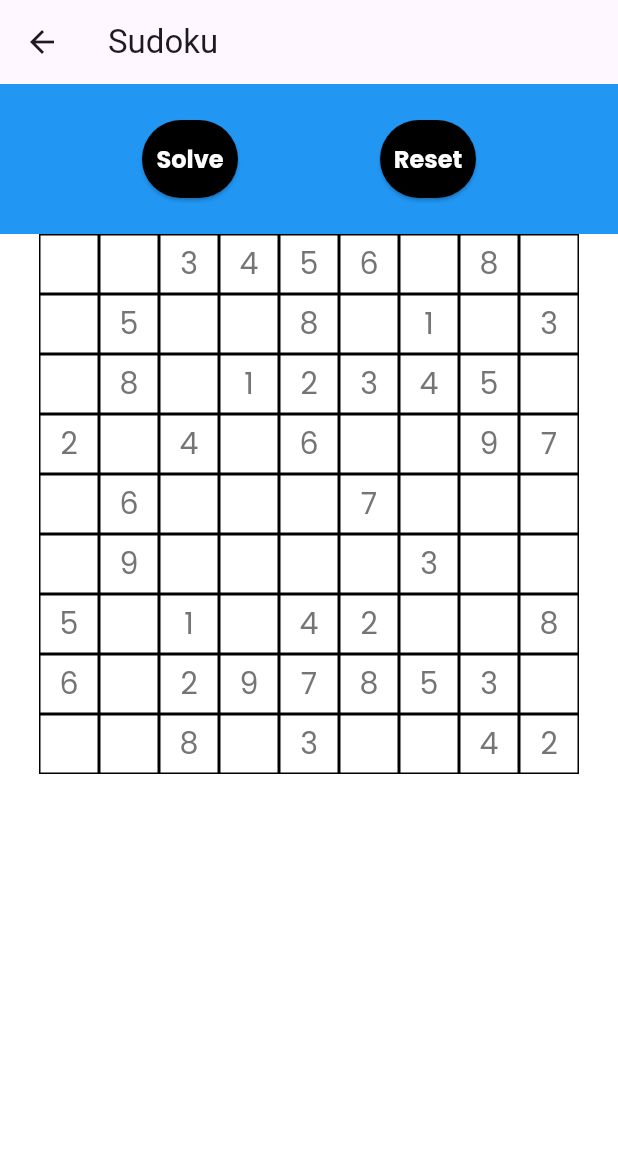
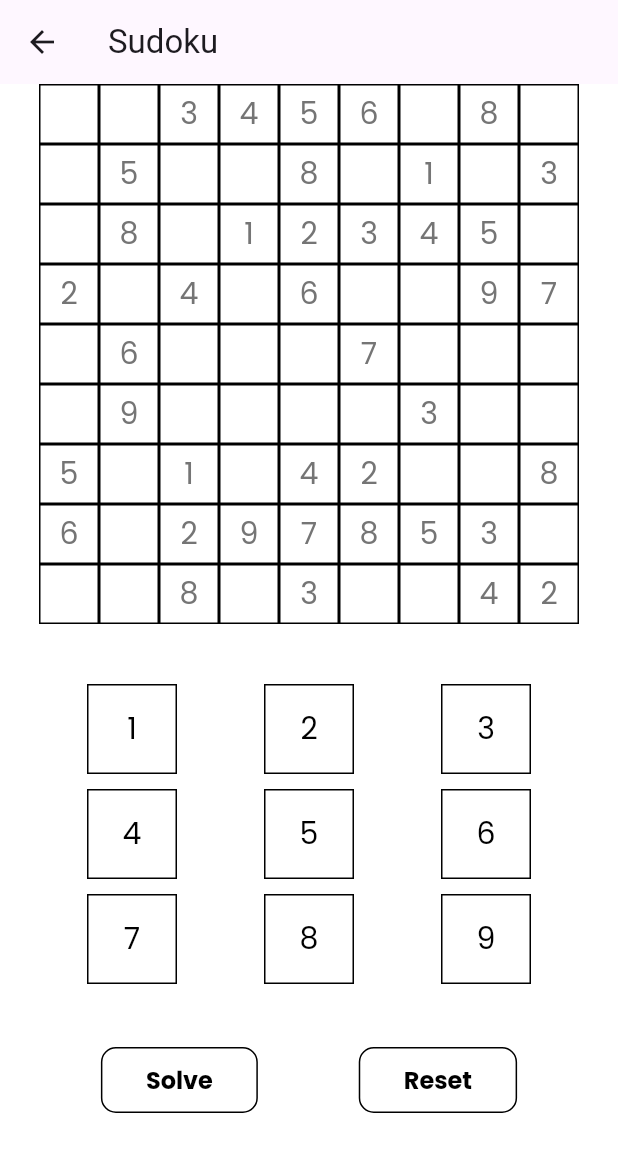
Before and after one commit to CNShreyaMehta/flutterDemoApp, a Flutter app: the SudokuScreen screen opened directly, on a phone screen of 412 x 824 dp. Shown: the top 1152 px of the screen. Run offline on Flutter 3.47's test engine with Material 3 defaults, Android fonts, the phone set to English and light mode, and no system bars; our stand-ins replace flutter_otp_text_field, fluttertoast, get, get_storage, google_fonts, shared_preferences; accounts and stored records are empty.

Commit message:
[New] : Ui updated and all clickable with inkwell

```diff
--- a/lib/presentation/screens/sudoku_screen.dart
+++ b/lib/presentation/screens/sudoku_screen.dart
@@ -1,13 +1,19 @@
 import 'dart:math';
+
 import 'package:flutter/material.dart';
 
 void main() {
   runApp(const MyApp());
 }
 
-class MyApp extends StatelessWidget {
+class MyApp extends StatefulWidget {
   const MyApp({super.key});
 
+  @override
+  State<MyApp> createState() => _MyAppState();
+}
+
+class _MyAppState extends State<MyApp> {
   @override
   Widget build(BuildContext context) {
     return const MaterialApp(
@@ -20,12 +26,14 @@ class SudokuScreen extends StatefulWidget {
   const SudokuScreen({super.key});
 
   @override
+  // ignore: library_private_types_in_public_api
   _SudokuScreenState createState() => _SudokuScreenState();
 }
 
 class _SudokuScreenState extends State<SudokuScreen> {
   List<List<int>> gridData = [];
   List<List<int>> gridDataSolved = [];
+  bool isClicked = false;
 
   @override
   void initState() {
@@ -74,8 +82,6 @@ class _SudokuScreenState extends State<SudokuScreen> {
     }
 
     return false; // No solution found
-
-
   }
 
   Map<String, int>? findEmptyCell(List<List<int>> grid) {
@@ -130,11 +136,18 @@ class _SudokuScreenState extends State<SudokuScreen> {
     });
   }
 
-  void solData() {
+  void solveData() {
     setState(() {
       solveSudoku(gridData);
       gridDataSolved = gridData;
     });
+  }
+
+  Row buildRow(List<String?> texts) {
+    return Row(
+      mainAxisAlignment: MainAxisAlignment.spaceEvenly,
+      children: texts.map((text) => NumberBox(text: text)).toList(),
+    );
   }
 
   @override
@@ -146,34 +159,41 @@ class _SudokuScreenState extends State<SudokuScreen> {
       body: SafeArea(
         child: Column(
           children: [
-            Container(
-              color: Colors.blue,
-              height: 100,
-              alignment: Alignment.center,
-              child: Row(
-                mainAxisAlignment: MainAxisAlignment.spaceEvenly,
-                children: [
-                  ElevatedButton(
-                    onPressed: solData,
-                    child: const Text("Solve"),
-                  ),
-                  ElevatedButton(
-                    onPressed: reSetValue,
-                    child: const Text("Reset"),
-                  ),
-                ],
-              ),
-            ),
-            Expanded(
-              child: Center(
+            Center(
               child: Column(
                 children: gridData.map((row) {
                   int rowIndex = gridData.indexOf(row);
                   return Row(
                     mainAxisAlignment: MainAxisAlignment.center,
-                      children: row.map((cell) {
-                        int colIndex = row.indexOf(cell);
-                        return Container(
+                    children: row.map((col) {
+                      print('$col');
+                      int colIndex = row.indexOf(col);
+                      return col == 0
+                          ? InkWell(
+                              onTap: () {
+                                print('${rowIndex}, ${colIndex}');
+                                setState(() {
+                                  isClicked = !isClicked;
+                                });
+                                print(isClicked);
+                              },
+                              hoverColor: Colors.blue,
+                              splashColor: Colors.yellow,
+                              child: Container(
+                                width: 40,
+                                height: 40,
+                                decoration: BoxDecoration(
+                                  border: Border.all(color: Colors.black),
+                                  color: isClicked ? Colors.yellow : Colors.white,
+                                ),
+                                alignment: Alignment.center,
+                                child: Text(
+                                  col != 0 ? '$col' : '',
+                                  style: const TextStyle(fontSize: 20),
+                                ),
+                              ),
+                            )
+                          : Container(
                               width: 40,
                               height: 40,
                               decoration: BoxDecoration(
@@ -181,7 +201,7 @@ class _SudokuScreenState extends State<SudokuScreen> {
                               ),
                               alignment: Alignment.center,
                               child: Text(
-                            cell != 0 ? '$cell' : '',
+                                col != 0 ? '$col' : '',
                                 style: const TextStyle(fontSize: 20),
                               ),
                             );
@@ -190,6 +210,76 @@ class _SudokuScreenState extends State<SudokuScreen> {
                 }).toList(),
               ),
             ),
+            const SizedBox(
+              height: 20,
+            ),
+            Container(
+              //color: Colors.blue,
+              alignment: Alignment.center,
+              child: Padding(
+                padding: const EdgeInsets.symmetric(vertical: 20),
+                child: Column(
+                  mainAxisAlignment: MainAxisAlignment.center,
+                  children: [
+                    buildRow(['1', '2', '3']),
+                    const SizedBox(height: 10),
+                    buildRow(['4', '5', '6']),
+                    const SizedBox(height: 10),
+                    buildRow(['7', '8', '9']),
+                  ],
+                ),
+              ),
+            ),
+            const SizedBox(
+              height: 20,
+            ),
+            Container(
+              //color: Colors.blue,
+              //height: 100,
+              alignment: Alignment.center,
+              child: Row(
+                mainAxisAlignment: MainAxisAlignment.spaceEvenly,
+                children: [
+                  OutlinedButton(
+                    style: OutlinedButton.styleFrom(
+                      foregroundColor: Colors.black,
+                      side: const BorderSide(color: Colors.black),
+                      padding: const EdgeInsets.symmetric(
+                          vertical: 10, horizontal: 30),
+                      shape: RoundedRectangleBorder(
+                        borderRadius: BorderRadius.circular(10),
+                      ),
+                      textStyle: const TextStyle(
+                        fontSize: 16,
+                        fontWeight: FontWeight.bold,
+                        fontFamily: 'Poppins',
+                      ),
+                      backgroundColor: Colors.white,
+                    ),
+                    onPressed: solveData,
+                    child: const Text("Solve"),
+                  ),
+                  OutlinedButton(
+                    style: OutlinedButton.styleFrom(
+                      foregroundColor: Colors.black,
+                      side: const BorderSide(color: Colors.black),
+                      padding: const EdgeInsets.symmetric(
+                          vertical: 10, horizontal: 30),
+                      shape: RoundedRectangleBorder(
+                        borderRadius: BorderRadius.circular(10),
+                      ),
+                      textStyle: const TextStyle(
+                        fontSize: 16,
+                        fontWeight: FontWeight.bold,
+                        fontFamily: 'Poppins',
+                      ),
+                      backgroundColor: Colors.white,
+                    ),
+                    onPressed: reSetValue,
+                    child: const Text("Reset"),
+                  ),
+                ],
+              ),
             ),
           ],
         ),
@@ -197,3 +287,32 @@ class _SudokuScreenState extends State<SudokuScreen> {
     );
   }
 }
+
+class NumberBox extends StatelessWidget {
+  final String? text;
+
+  const NumberBox({super.key, this.text});
+
+  @override
+  Widget build(BuildContext context) {
+    return InkWell(
+      onTap: () {
+        print('tapped');
+      },
+      child: Container(
+        width: 60,
+        height: 60,
+        decoration: BoxDecoration(
+          border: Border.all(color: Colors.black),
+        ),
+        alignment: Alignment.center,
+        child: text != null
+            ? Text(
+                text!,
+                style: const TextStyle(fontSize: 20, color: Colors.black),
+              )
+            : null,
+      ),
+    );
+  }
+}
```
Lines whose indentation alone changed are shown as unchanged.
